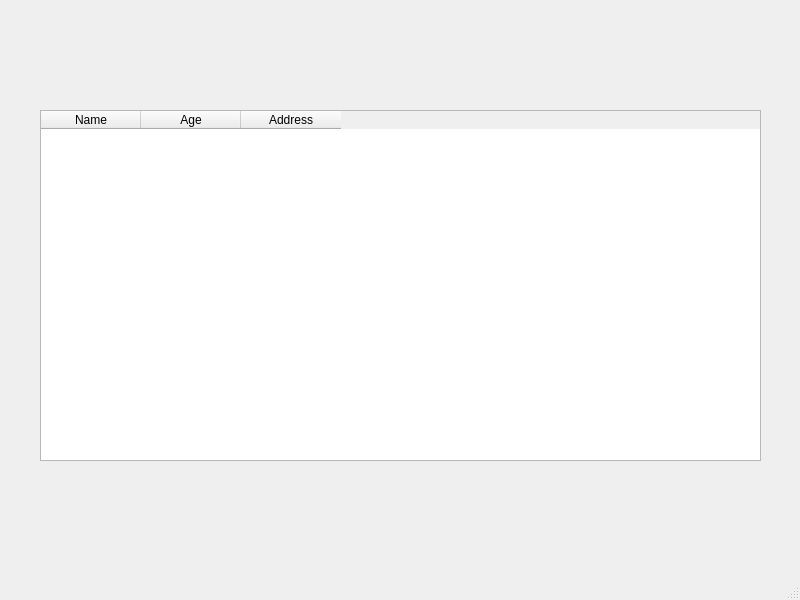
This is tabletutorial3.ui in ostiauren/resolve-marker-bank as Qt 5 draws it before an edit. The edited form follows.
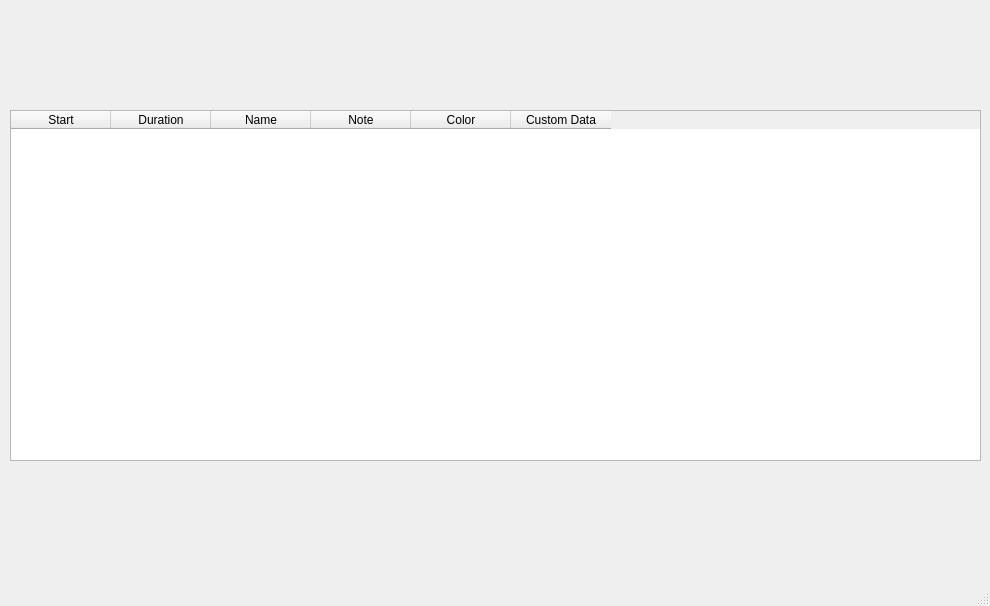
This is the edited form.

Patch:
```diff
--- a/tabletutorial3.ui
+++ b/tabletutorial3.ui
@@ -6,8 +6,8 @@
    <rect>
     <x>0</x>
     <y>0</y>
-    <width>800</width>
-    <height>600</height>
+    <width>990</width>
+    <height>606</height>
    </rect>
   </property>
   <property name="windowTitle">
@@ -17,12 +17,22 @@
    <widget class="QTableWidget" name="tableWidget">
     <property name="geometry">
      <rect>
-      <x>40</x>
+      <x>10</x>
       <y>110</y>
-      <width>721</width>
+      <width>971</width>
       <height>351</height>
      </rect>
     </property>
+    <column>
+     <property name="text">
+      <string>Start</string>
+     </property>
+    </column>
+    <column>
+     <property name="text">
+      <string>Duration</string>
+     </property>
+    </column>
     <column>
      <property name="text">
       <string>Name</string>
@@ -30,12 +40,17 @@
     </column>
     <column>
      <property name="text">
-      <string>Age</string>
+      <string>Note</string>
      </property>
     </column>
     <column>
      <property name="text">
-      <string>Address</string>
+      <string>Color</string>
+     </property>
+    </column>
+    <column>
+     <property name="text">
+      <string>Custom Data</string>
      </property>
     </column>
    </widget>
```
Left out of the diff: 4 changed lines with no effect on the pictures.
